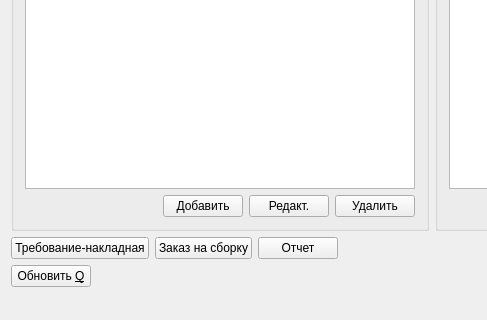
This is mainwindow.ui in igrekus/depot as Qt 5 draws it before an edit; both pictures show x 0 to 487 and y 293 to 613 of the 864 by 613 pixel window. The edited form follows.
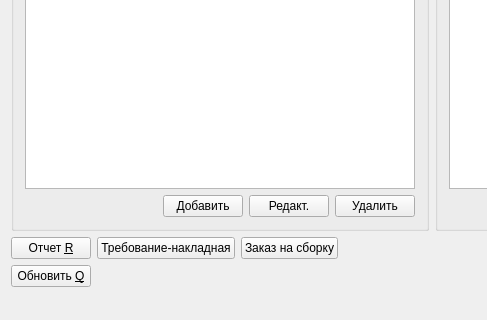
This is the edited form.

The edit to the form file:
```diff
--- a/mainwindow.ui
+++ b/mainwindow.ui
@@ -198,6 +198,13 @@
           <property name="sizeConstraint">
            <enum>QLayout::SetMinimumSize</enum>
           </property>
+          <item>
+           <widget class="QPushButton" name="btnReport">
+            <property name="text">
+             <string>Отчет &amp;R</string>
+            </property>
+           </widget>
+          </item>
           <item>
            <widget class="QPushButton" name="pushButton_4">
             <property name="text">
@@ -212,13 +219,6 @@
             </property>
            </widget>
           </item>
-          <item>
-           <widget class="QPushButton" name="btnReport">
-            <property name="text">
-             <string>Отчет</string>
-            </property>
-           </widget>
-          </item>
           <item>
            <spacer name="horizontalSpacer_2">
             <property name="orientation">
```
